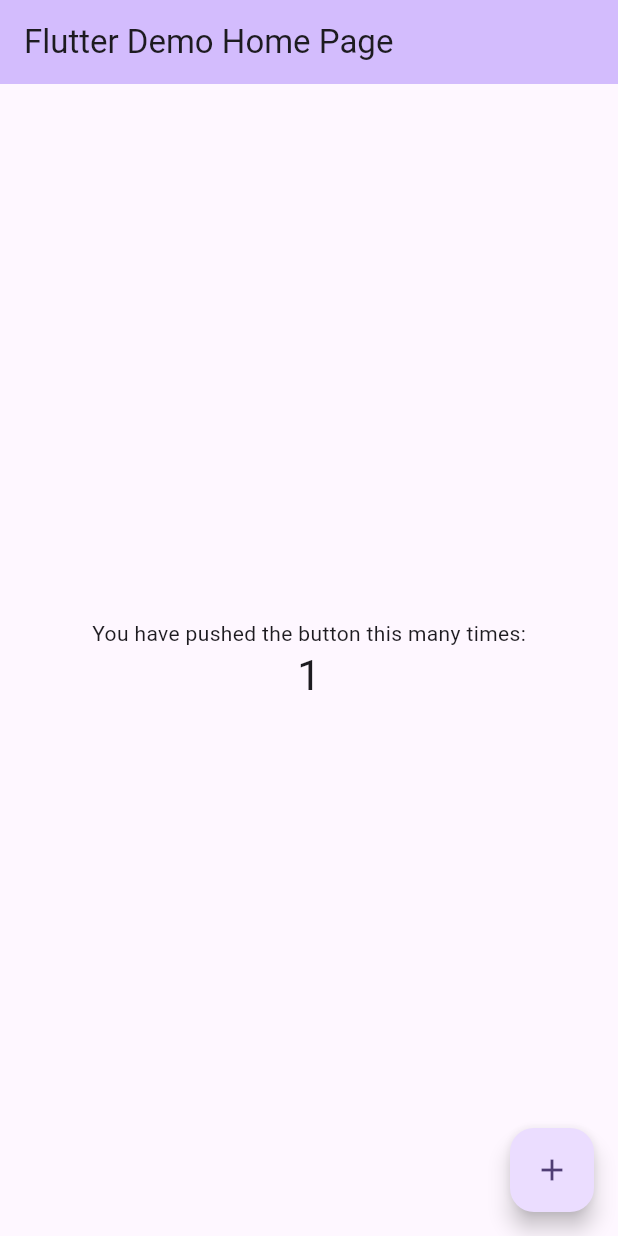
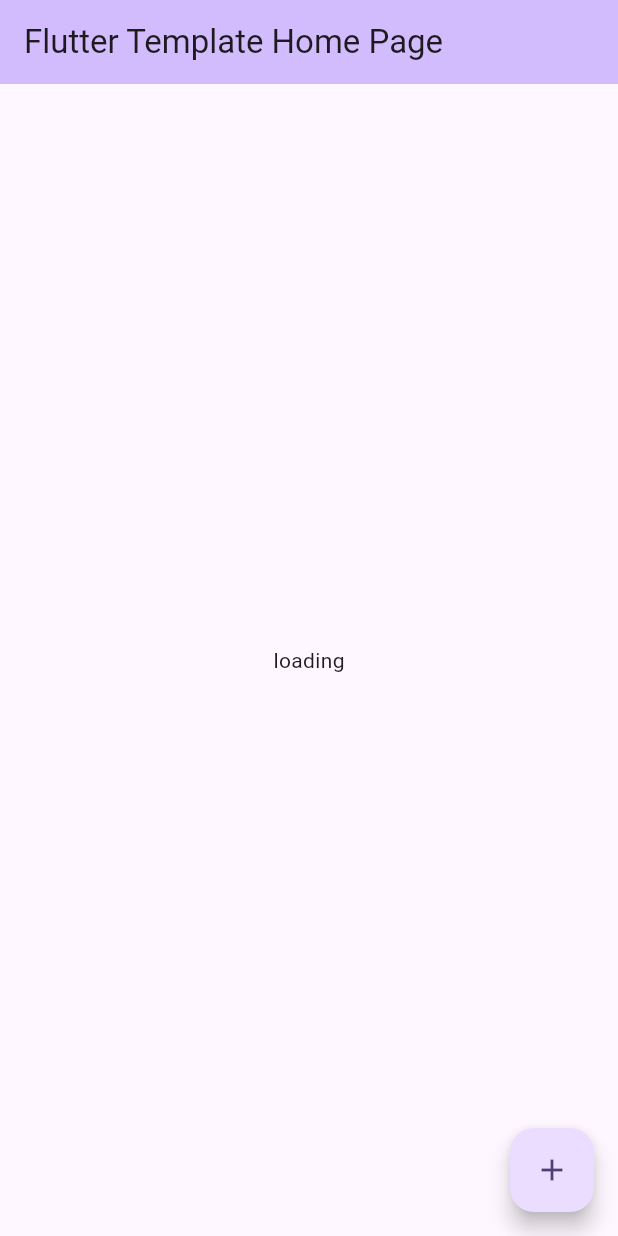
Before and after one commit to RokwonK/flutter-starter-template, a Flutter app: the screen it shows after launch, after a tap on the "add" icon, on a phone screen of 412 x 824 dp. Run offline on Flutter 3.47's test engine with Material 2 defaults, Android fonts, the phone set to English and light mode, and no system bars; our stand-ins replace bloc, equatable, flutter_bloc, flutter_dotenv, flutter_native_splash, logger.

```diff
--- a/lib/presentation/page/app/bloc/app_bloc.dart
+++ b/lib/presentation/page/app/bloc/app_bloc.dart
@@ -16,6 +16,6 @@ class AppBloc extends Bloc<AppEvent, AppState> {
     AppLoadingStatusChanged event,
     Emitter<AppState> emit
   ) async {
-
+    emit(state.copyWith(status: event.status));
   }
 }
--- a/lib/presentation/page/app/view/app_page.dart
+++ b/lib/presentation/page/app/view/app_page.dart
@@ -1,6 +1,6 @@
-
 import 'package:flutter/material.dart';
 import 'package:flutter_bloc/flutter_bloc.dart';
+import 'package:flutter_starter_template/global/enum.dart';
 import 'package:flutter_starter_template/presentation/page/app/bloc/app_bloc.dart';
 
 class App extends StatelessWidget {
@@ -21,61 +21,51 @@ class AppView extends StatelessWidget {
   @override
   Widget build(BuildContext context) {
     return MaterialApp(
-      title: 'Flutter Demo',
+      title: 'Flutter Template',
       theme: ThemeData(
         colorScheme: ColorScheme.fromSeed(seedColor: Colors.deepPurple),
         useMaterial3: true,
       ),
-      home: const MyHomePage(title: 'Flutter Demo Home Page'),
+      home: const _MyHomeDemoView(title: 'Flutter Template Home Page'),
     );
   }
 }
 
-// Demo
-class MyHomePage extends StatefulWidget {
-  const MyHomePage({super.key, required this.title});
+class _MyHomeDemoView extends StatelessWidget {
+  const _MyHomeDemoView({super.key, required this.title});
 
   final String title;
 
   @override
-  State<MyHomePage> createState() => _MyHomePageState();
-}
-
-class _MyHomePageState extends State<MyHomePage> {
-  int _counter = 0;
-
-  void _incrementCounter() {
-    setState(() {
-      _counter++;
-    });
-  }
-
-  @override
   Widget build(BuildContext context) {
+    return BlocBuilder<AppBloc, AppState>(
+      builder: (context, state) {
         return Scaffold(
           appBar: AppBar(
-        backgroundColor: Theme.of(context).colorScheme.inversePrimary,
-        title: Text(widget.title),
+            backgroundColor: Theme
+                .of(context)
+                .colorScheme
+                .inversePrimary,
+            title: Text(title),
           ),
           body: Center(
             child: Column(
               mainAxisAlignment: MainAxisAlignment.center,
               children: <Widget>[
-            const Text(
-              'You have pushed the button this many times:',
-            ),
-            Text(
-              '$_counter',
-              style: Theme.of(context).textTheme.headlineMedium,
-            ),
+                Text(state.status.name),
               ],
             ),
           ),
           floatingActionButton: FloatingActionButton(
-        onPressed: _incrementCounter,
+            onPressed: () {
+              context.read<AppBloc>().add(
+                  const AppLoadingStatusChanged(status: LoadingStatus.loading));
+            },
             tooltip: 'Increment',
             child: const Icon(Icons.add),
           ), // This trailing comma makes auto-formatting nicer for build methods.
         );
+      },
+    );
   }
 }
```
Lines whose indentation alone changed are shown as unchanged.
